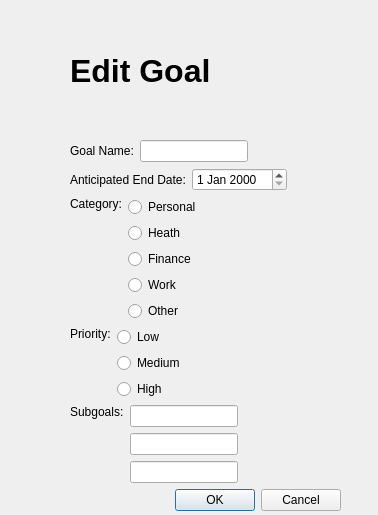
cis422-goaltracker/goaltracker, file UI/EditGoal.ui: the form before one commit.
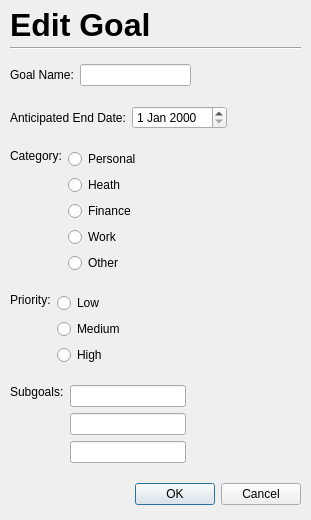
The form after the commit.

```diff
--- a/UI/EditGoal.ui
+++ b/UI/EditGoal.ui
@@ -6,8 +6,8 @@
    <rect>
     <x>0</x>
     <y>0</y>
-    <width>378</width>
-    <height>515</height>
+    <width>311</width>
+    <height>520</height>
    </rect>
   </property>
   <property name="windowTitle">
@@ -16,20 +16,13 @@
   <widget class="QWidget" name="verticalLayoutWidget">
    <property name="geometry">
     <rect>
-     <x>70</x>
-     <y>10</y>
-     <width>271</width>
-     <height>501</height>
+     <x>10</x>
+     <y>50</y>
+     <width>291</width>
+     <height>471</height>
     </rect>
    </property>
    <layout class="QVBoxLayout" name="verticalLayout">
-    <item>
-     <widget class="QLabel" name="label_5">
-      <property name="text">
-       <string>&lt;html&gt;&lt;head/&gt;&lt;body&gt;&lt;p&gt;&lt;span style=&quot; font-size:24pt; font-weight:600;&quot;&gt;Edit Goal&lt;/span&gt;&lt;/p&gt;&lt;/body&gt;&lt;/html&gt;</string>
-      </property>
-     </widget>
-    </item>
     <item>
      <layout class="QHBoxLayout" name="horizontalLayout">
       <item>
@@ -40,11 +33,7 @@
        </widget>
       </item>
       <item>
-       <widget class="QLineEdit" name="lineEdit">
-        <property name="text">
-         <string/>
-        </property>
-       </widget>
+       <widget class="QLineEdit" name="lineEdit"/>
       </item>
       <item>
        <spacer name="horizontalSpacer">
@@ -249,6 +238,32 @@
     </item>
    </layout>
   </widget>
+  <widget class="QLabel" name="label_5">
+   <property name="geometry">
+    <rect>
+     <x>10</x>
+     <y>4</y>
+     <width>281</width>
+     <height>43</height>
+    </rect>
+   </property>
+   <property name="text">
+    <string>&lt;html&gt;&lt;head/&gt;&lt;body&gt;&lt;p&gt;&lt;span style=&quot; font-size:24pt; font-weight:600;&quot;&gt;Edit Goal&lt;/span&gt;&lt;/p&gt;&lt;/body&gt;&lt;/html&gt;</string>
+   </property>
+  </widget>
+  <widget class="Line" name="line">
+   <property name="geometry">
+    <rect>
+     <x>10</x>
+     <y>40</y>
+     <width>291</width>
+     <height>16</height>
+    </rect>
+   </property>
+   <property name="orientation">
+    <enum>Qt::Horizontal</enum>
+   </property>
+  </widget>
  </widget>
  <resources/>
  <connections>
```
